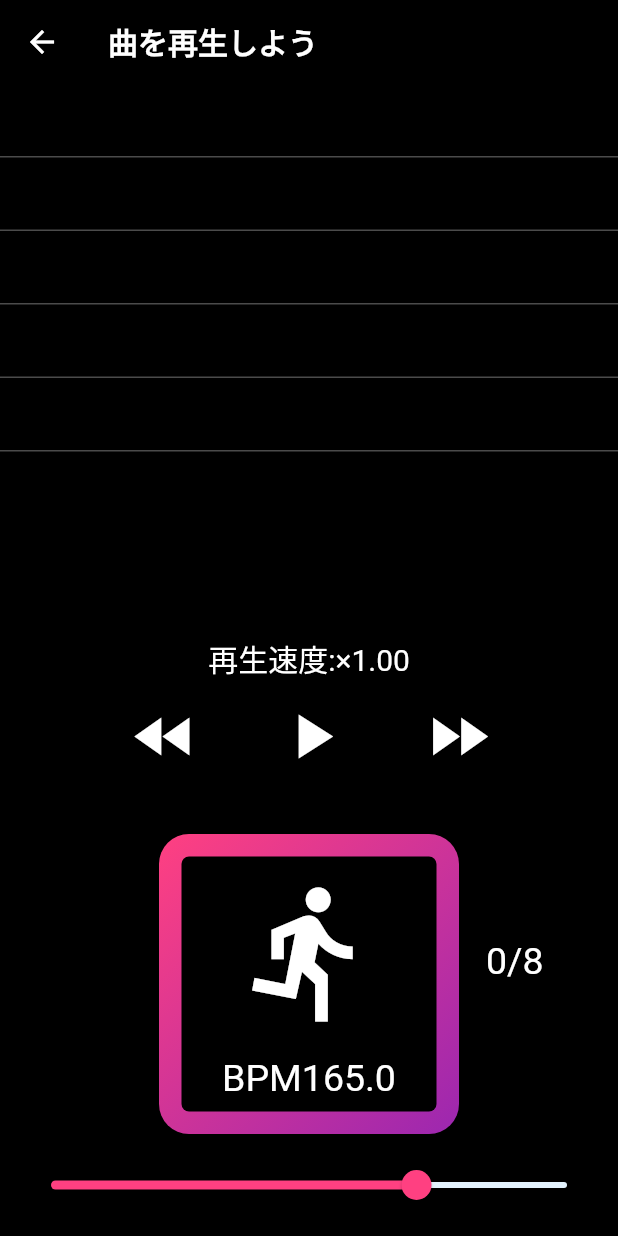
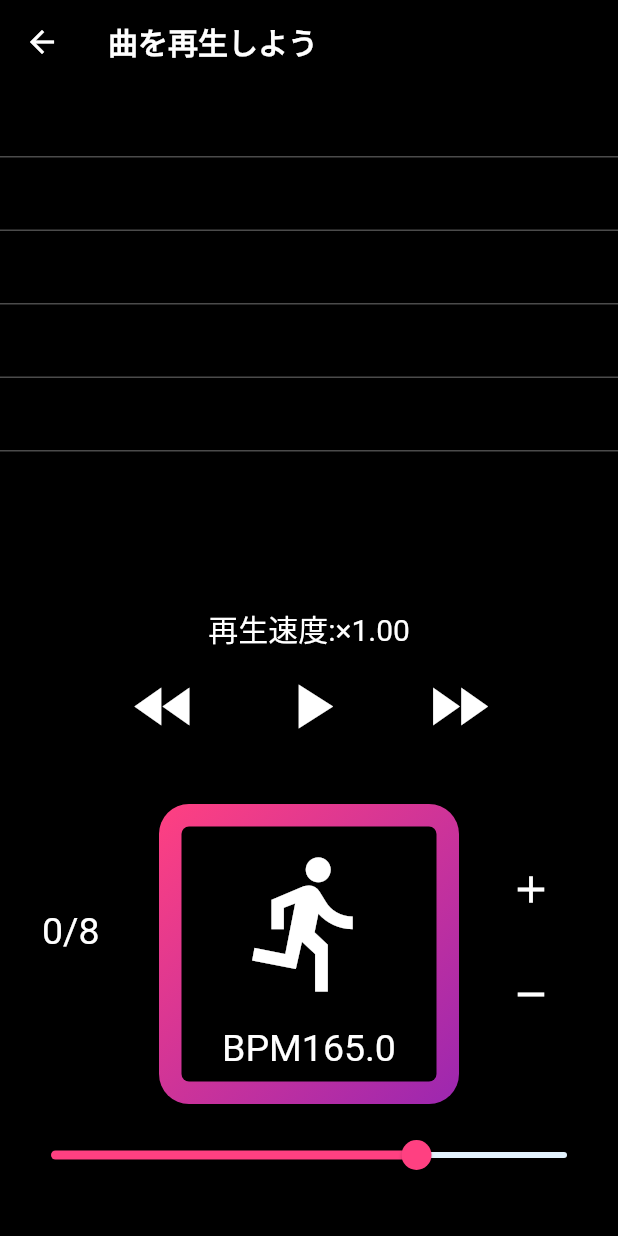
Before and after one commit to beatwalking55/beatim2, a Flutter app: the PlayPage screen opened directly, on a phone screen of 412 x 824 dp. Run offline on Flutter 3.47's test engine with Material 2 defaults, Android fonts, the phone set to English and light mode, and no system bars; our stand-ins replace cloud_firestore, firebase_core, just_audio; missing offline and left inert: audio_session, dart:ffi; accounts and stored records are empty.

Commit message:
微調整ボタンを追加

```diff
--- a/lib/playpage.dart
+++ b/lib/playpage.dart
@@ -238,6 +238,10 @@ class _PlayPageState extends State<PlayPage> {
                       //左右のバランスを取るための空箱。何か要素を入れることも可能。
                       width: 60, //幅
                       height: 60, //高さ
+                      child: Text(
+                        "${counter.toStringAsFixed(0)}/${(duls.length + 1).toStringAsFixed(0)}",
+                        style: TextStyle(fontSize: 25, color: Colors.white),
+                      ),
                       //原曲・走る速度切り替えボタン(現在非表示)
                       // child: TextButton(
                       //   onPressed:(){ setState(() {
@@ -372,10 +376,87 @@ class _PlayPageState extends State<PlayPage> {
                     Container(
                       //左右のバランスを取るための空箱。
                       width: 60, //幅
-                      height: 60, //高さ
-                      child: Text(
-                        "${counter.toStringAsFixed(0)}/${(duls.length + 1).toStringAsFixed(0)}",
-                        style: TextStyle(fontSize: 25, color: Colors.white),
+                      height: 120, //高さ
+                      child: Column(
+                        //内側の四角
+                        children: [
+                          Container(
+                          width: 30, //幅
+                          height: 30, //高さ
+                          child: GestureDetector(
+                            behavior: HitTestBehavior.opaque,
+                            onTap: () {
+                              setState(() {
+                                previous_sensingBPM = sensingBPM;
+                                sensingBPM = (sensingBPM + 1).toInt().toDouble();
+                                bpm_ratio = sensingBPM / musics[playlist[0]]['BPM'];
+                                player.setSpeed(sensingBPM / musics[playlist[0]]['BPM']);
+                              });
+                            },
+                            child: Stack(
+                              alignment: Alignment.center,
+                              children: <Widget>[
+                                Positioned(
+                                  top: 1.0,
+                                  child: Column(
+                                    //ボタンの中身
+                                    children: [
+                                      Padding(
+                                        padding: const EdgeInsets.all(
+                                            1.0), //走る人マーク周りの余白
+                                        child: Icon(
+                                          Icons.add,
+                                          color: Colors.white,
+                                          size: 30,
+                                        ), //プラスのマーク
+                                      ),
+                                    ],
+                                  ),
+                                ),
+                              ],
+                            ),
+                          ),
+                        ),
+                        Padding(padding: const EdgeInsets.fromLTRB(0, 20, 0, 20),),
+                        Container(
+                          width: 30, //幅
+                          height: 30, //高さ
+                          child: GestureDetector(
+                            behavior: HitTestBehavior.opaque,
+                            onTap: () {
+                              setState(() {
+                                previous_sensingBPM = sensingBPM;
+                                sensingBPM = (sensingBPM - 1).toInt().toDouble();
+                                bpm_ratio = sensingBPM / musics[playlist[0]]['BPM'];
+                                player.setSpeed(sensingBPM / musics[playlist[0]]['BPM']);
+                              });
+                            },
+                            child: Stack(
+                              alignment: Alignment.center,
+                              children: <Widget>[
+                                Positioned(
+                                  top: 1.0,
+                                  child: Column(
+                                    //ボタンの中身
+                                    children: [
+                                      Padding(
+                                        padding: const EdgeInsets.all(
+                                            1.0), //走る人マーク周りの余白
+                                        child: Icon(
+                                          Icons.remove,
+                                          color: Colors.white,
+                                          size: 30,
+                                        ), //マイナスのマーク
+                                      ),
+                                    ],
+                                  ),
+                                ),
+                              ],
+                            ),
+                          ),
+                        ),
+                        ]
+
                       ),
                     )
                   ],
@@ -383,7 +464,7 @@ class _PlayPageState extends State<PlayPage> {
               ),
               Padding(
                 padding:
-                    const EdgeInsets.fromLTRB(10, 0, 10, 10), //BPM計測ボタン周りの余白
+                    const EdgeInsets.fromLTRB(10, 0, 10, 30), //BPM計測ボタン周りの余白
                 child: Transform.rotate(
                   angle: 0,
                   child: Slider(
```
